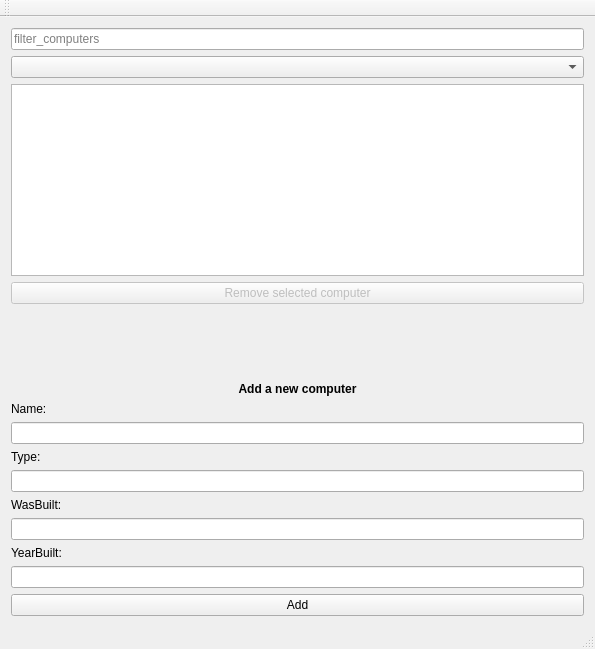
This is vika3/week3/mainwindow.ui in axelboga/hopur32 as Qt 5 draws it before an edit. The edited form follows.
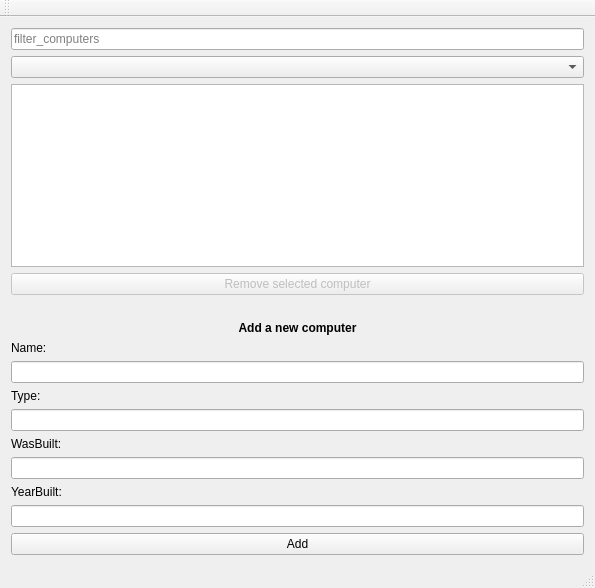
This is the edited form.

Diff of the .ui file:
```diff
--- a/vika3/week3/mainwindow.ui
+++ b/vika3/week3/mainwindow.ui
@@ -7,7 +7,7 @@
     <x>0</x>
     <y>0</y>
     <width>595</width>
-    <height>649</height>
+    <height>588</height>
    </rect>
   </property>
   <property name="windowTitle">
```
Left out of the diff: 2 changed lines with no effect on the pictures.
